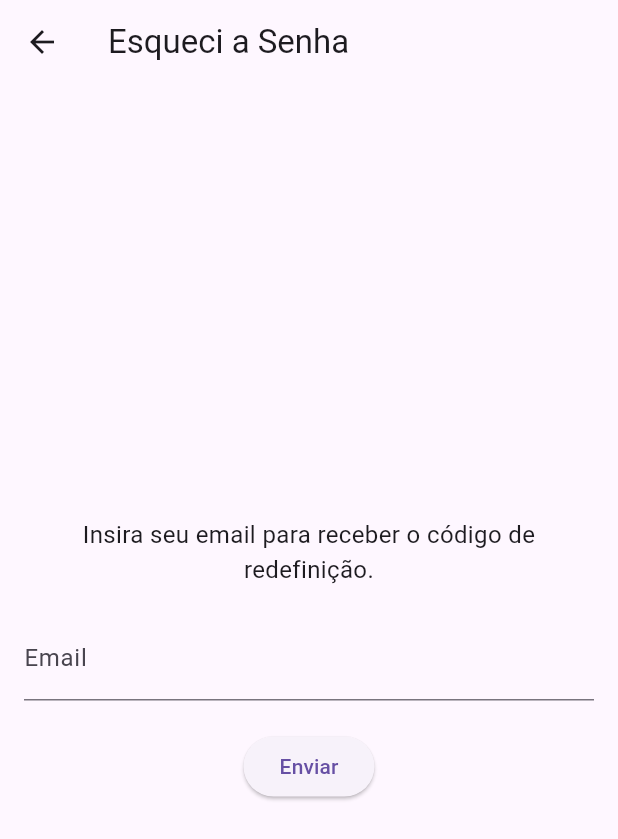
After one commit to ZTX7/BicoCerto_Frontend, a Flutter app: the screen it shows after launch, after a tap on "Esqueceu a senha?", on a phone screen of 412 x 824 dp. The commit adds this screen. Shown: the top 839 px of the screen. Run offline on Flutter 3.47's test engine with Material 3 defaults, Android fonts, the light colour scheme and no system bars; our stand-ins replace flutter_secure_storage; network calls fail.

Commit message:
update 14/09

```diff
--- a/lib/main.dart
+++ b/lib/main.dart
@@ -5,6 +5,7 @@ import 'pages/login_page.dart';
 import 'pages/register_page.dart';
 import 'services/auth_service.dart';
 import 'pages/home_page.dart';
+// importações de uni_links removidas
 
 void main() {
   runApp(const MyApp());
@@ -37,6 +38,7 @@ class AuthChecker extends StatefulWidget {
 class _AuthCheckerState extends State<AuthChecker> {
   final AuthService _authService = AuthService();
   bool _isLoggedIn = false;
+  bool _isLoading = true;
 
   @override
   void initState() {
@@ -47,13 +49,24 @@ class _AuthCheckerState extends State<AuthChecker> {
   // Função que checa o status de login e atualiza a tela.
   void _checkAuthStatus() async {
     bool status = await _authService.getAuthStatus();
-    setState(() {
-      _isLoggedIn = status;
-    });
+    if (mounted) {
+      setState(() {
+        _isLoading = false;
+        _isLoggedIn = status;
+      });
+    }
   }
 
   @override
   Widget build(BuildContext context) {
+    if (_isLoading) {
+      return const Scaffold(
+        body: Center(
+          child: CircularProgressIndicator(),
+        ),
+      );
+    }
+
     // Se estiver logado, mostra a HomePage. Caso contrário, mostra a tela de login.
     if (_isLoggedIn) {
       return const HomePage();
--- /dev/null
+++ b/lib/pages/forgot_password_page.dart
@@ -0,0 +1,77 @@
+// lib/pages/forgot_password_page.dart
+
+import 'package:flutter/material.dart';
+import '../services/auth_service.dart';
+import 'reset_password_page.dart';
+
+class ForgotPasswordPage extends StatefulWidget {
+  const ForgotPasswordPage({super.key});
+
+  @override
+  State<ForgotPasswordPage> createState() => _ForgotPasswordPageState();
+}
+
+class _ForgotPasswordPageState extends State<ForgotPasswordPage> {
+  final TextEditingController _emailController = TextEditingController();
+  final AuthService _authService = AuthService();
+  bool _isLoading = false;
+
+  void _handleForgotPassword() async {
+    setState(() {
+      _isLoading = true;
+    });
+    try {
+      await _authService.forgotPassword(email: _emailController.text);
+      ScaffoldMessenger.of(context).showSnackBar(
+        const SnackBar(content: Text('Código de redefinição enviado para o seu email!')),
+      );
+      // Navega para a próxima tela para o usuário inserir o código e a nova senha.
+      Navigator.of(context).push(
+        MaterialPageRoute(builder: (context) => const ResetPasswordPage()),
+      );
+    } catch (e) {
+      ScaffoldMessenger.of(context).showSnackBar(
+        SnackBar(content: Text('Erro: ${e.toString()}')),
+      );
+    } finally {
+      setState(() {
+        _isLoading = false;
+      });
+    }
+  }
+
+  @override
+  Widget build(BuildContext context) {
+    return Scaffold(
+      appBar: AppBar(
+        title: const Text('Esqueci a Senha'),
+      ),
+      body: Padding(
+        padding: const EdgeInsets.all(16.0),
+        child: Column(
+          mainAxisAlignment: MainAxisAlignment.center,
+          children: [
+            const Text(
+              'Insira seu email para receber o código de redefinição.',
+              textAlign: TextAlign.center,
+              style: TextStyle(fontSize: 16),
+            ),
+            const SizedBox(height: 20),
+            TextField(
+              controller: _emailController,
+              decoration: const InputDecoration(labelText: 'Email'),
+              keyboardType: TextInputType.emailAddress,
+            ),
+            const SizedBox(height: 20),
+            _isLoading
+                ? const CircularProgressIndicator()
+                : ElevatedButton(
+                    onPressed: _handleForgotPassword,
+                    child: const Text('Enviar'),
+                  ),
+          ],
+        ),
+      ),
+    );
+  }
+}
--- a/lib/pages/login_page.dart
+++ b/lib/pages/login_page.dart
@@ -2,9 +2,9 @@
 
 import 'package:flutter/material.dart';
 import '../services/auth_service.dart';
-import 'home_page.dart'; // Importa a página para a qual navegaremos após o login.
+import 'home_page.dart';
+import 'forgot_password_page.dart'; // Importe a nova página
 
-// Widget para a página de Login.
 class LoginPage extends StatefulWidget {
   final Function onRegisterPressed;
   const LoginPage({super.key, required this.onRegisterPressed});
@@ -19,7 +19,6 @@ class _LoginPageState extends State<LoginPage> {
   final TextEditingController _passwordController = TextEditingController();
   final AuthService _authService = AuthService();
 
-  // Função que lida com o login.
   void _handleLogin() async {
     if (_formKey.currentState!.validate()) {
       try {
@@ -32,12 +31,9 @@ class _LoginPageState extends State<LoginPage> {
         ScaffoldMessenger.of(context).showSnackBar(
           const SnackBar(content: Text('Login realizado com sucesso!')),
         );
-
-        // Navega para a HomePage e remove a página de login da pilha de navegação.
         Navigator.of(context).pushReplacement(
           MaterialPageRoute(builder: (context) => const HomePage()),
         );
-
       } catch (e) {
         ScaffoldMessenger.of(context).showSnackBar(
           SnackBar(content: Text('Erro no login: ${e.toString()}')),
@@ -46,7 +42,6 @@ class _LoginPageState extends State<LoginPage> {
     }
   }
 
-  // Função utilitária para decorar os campos de texto.
   InputDecoration _inputDecoration(String label, IconData icon) {
     return InputDecoration(
       labelText: label,
@@ -68,7 +63,6 @@ class _LoginPageState extends State<LoginPage> {
       child: Column(
         mainAxisAlignment: MainAxisAlignment.center,
         children: [
-          // Título 'LOGIN' e campos de texto.
           const Text(
             'LOGIN',
             style: TextStyle(
@@ -90,8 +84,23 @@ class _LoginPageState extends State<LoginPage> {
             obscureText: true,
             validator: (value) => value!.isEmpty ? 'A senha é obrigatória' : null,
           ),
-          const SizedBox(height: 25),
-          // Botão de 'Entrar'.
+          const SizedBox(height: 15),
+          // Botão de 'Esqueceu a senha?'.
+          Align(
+            alignment: Alignment.centerRight,
+            child: TextButton(
+              onPressed: () {
+                Navigator.of(context).push(
+                  MaterialPageRoute(builder: (context) => const ForgotPasswordPage()),
+                );
+              },
+              child: const Text(
+                'Esqueceu a senha?',
+                style: TextStyle(color: Color.fromARGB(255, 25, 116, 172)),
+              ),
+            ),
+          ),
+          const SizedBox(height: 10),
           ElevatedButton(
             onPressed: _handleLogin,
             style: ElevatedButton.styleFrom(
@@ -105,7 +114,6 @@ class _LoginPageState extends State<LoginPage> {
             ),
           ),
           const SizedBox(height: 20),
-          // Botão de navegação para a página de Cadastro.
           TextButton(
             onPressed: () => widget.onRegisterPressed(),
             child: const Text(
--- a/pubspec.yaml
+++ b/pubspec.yaml
@@ -37,6 +37,7 @@ dependencies:
   http: ^1.5.0
   device_info_plus: ^12.1.0
   flutter_secure_storage: ^9.2.4
+  app_links: ^6.4.1
 
 dev_dependencies:
   flutter_test:
```
Also changed, not shown: lib/pages/reset_password_page.dart (added, +95 -0 lines), lib/services/auth_service.dart (+44 -18 lines), pubspec.lock, 8 other files.
